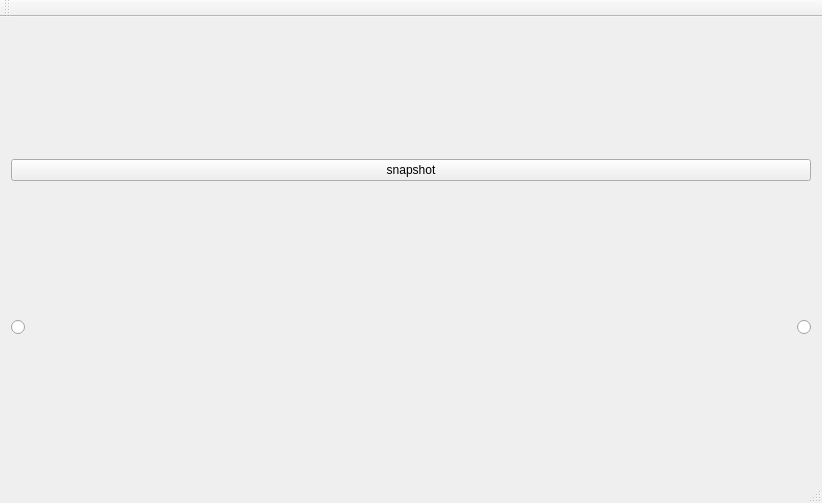
Old version of the form OlabPlayer/mainwindow.ui in the repository e173101/OlabPlayer.
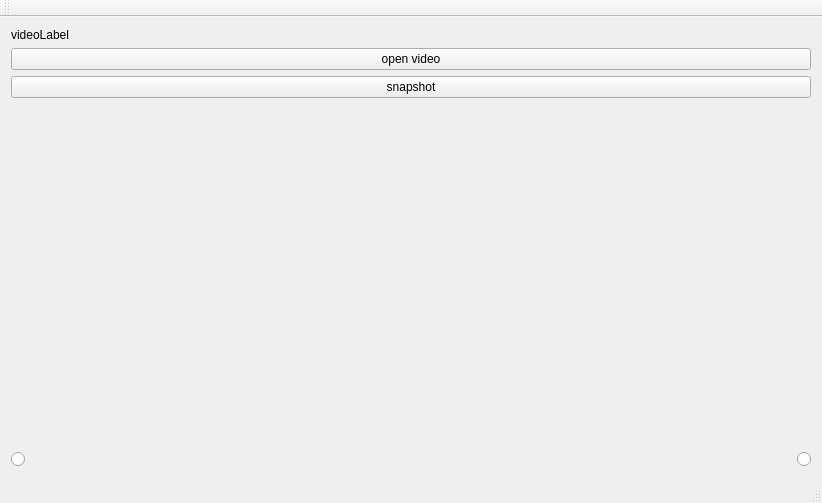
New version of the form.

What changed in the file:
```diff
--- a/OlabPlayer/mainwindow.ui
+++ b/OlabPlayer/mainwindow.ui
@@ -15,6 +15,20 @@
   </property>
   <widget class="QWidget" name="centralWidget">
    <layout class="QVBoxLayout" name="verticalLayout">
+    <item>
+     <widget class="QLabel" name="label_video">
+      <property name="text">
+       <string>videoLabel</string>
+      </property>
+     </widget>
+    </item>
+    <item>
+     <widget class="QPushButton" name="pushButton_openVideo">
+      <property name="text">
+       <string>open video</string>
+      </property>
+     </widget>
+    </item>
     <item>
      <widget class="QPushButton" name="pushButton_snapshot">
       <property name="text">
@@ -22,6 +36,19 @@
       </property>
      </widget>
     </item>
+    <item>
+     <spacer name="verticalSpacer">
+      <property name="orientation">
+       <enum>Qt::Vertical</enum>
+      </property>
+      <property name="sizeHint" stdset="0">
+       <size>
+        <width>20</width>
+        <height>40</height>
+       </size>
+      </property>
+     </spacer>
+    </item>
     <item>
      <layout class="QHBoxLayout" name="horizontalLayout">
       <item>
```
Left out of the diff: 6 changed lines with no effect on the pictures.
